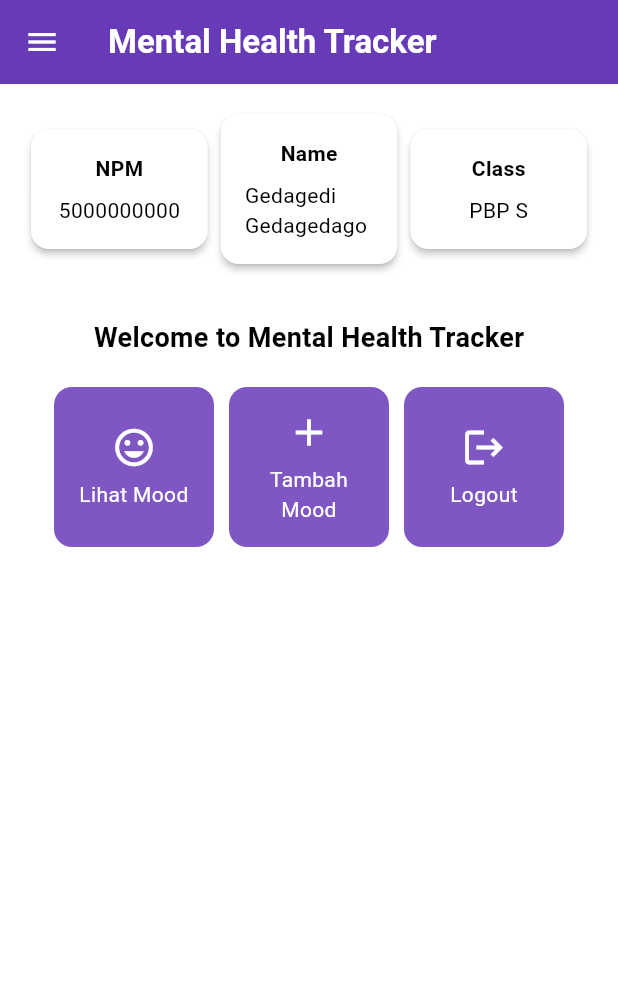
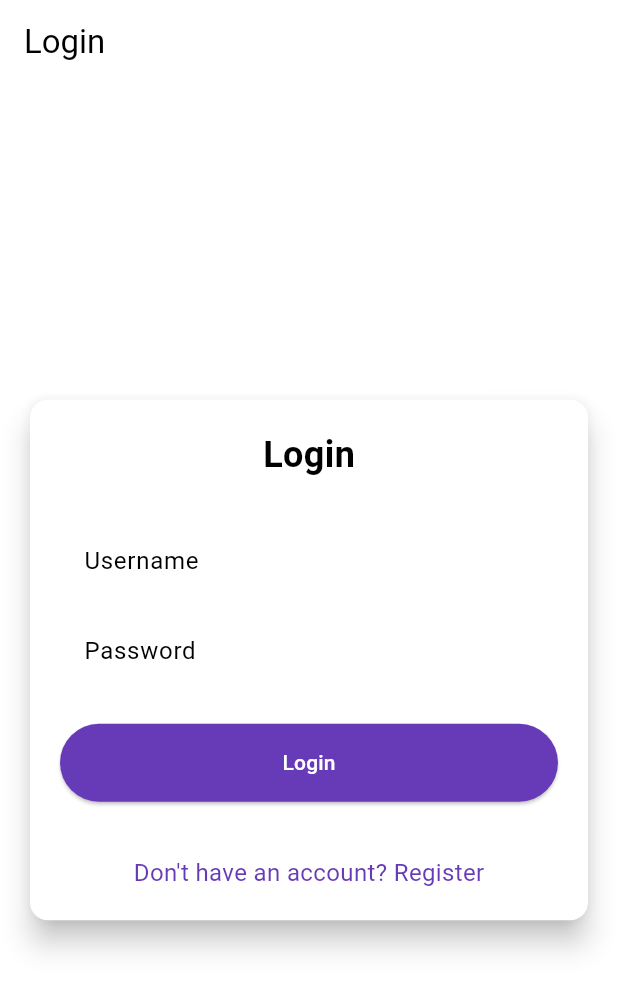
Before and after one commit to sayyidtrq/menta-health-tracker-mobile, a Flutter app: the screen it shows after launch, on a phone screen of 412 x 824 dp. Shown: the top 991 px of the screen. Run offline on Flutter 3.47's test engine with Material 3 defaults, Android fonts, the phone set to English and light mode, and no system bars; missing offline and left inert: pbp_django_auth.

Commit message:
tutorial 8

```diff
--- a/lib/main.dart
+++ b/lib/main.dart
@@ -1,5 +1,8 @@
 import 'package:flutter/material.dart';
-import 'package:mental_health_tracker/menu.dart';
+import 'package:mental_health_tracker/screens/login.dart';
+import 'package:mental_health_tracker/screens/menu.dart';
+import 'package:provider/provider.dart';
+import 'package:pbp_django_auth/pbp_django_auth.dart';
 
 void main() {
   runApp(const MyApp());
@@ -8,33 +11,23 @@ void main() {
 class MyApp extends StatelessWidget {
   const MyApp({super.key});
 
-  // This widget is the root of your application.
   @override
   Widget build(BuildContext context) {
-    return MaterialApp(
-      debugShowCheckedModeBanner: false,
-      title: 'Flutter Demo',
-      theme: ThemeData(
-        // This is the theme of your application.
-        //
-        // TRY THIS: Try running your application with "flutter run". You'll see
-        // the application has a purple toolbar. Then, without quitting the app,
-        // try changing the seedColor in the colorScheme below to Colors.green
-        // and then invoke "hot reload" (save your changes or press the "hot
-        // reload" button in a Flutter-supported IDE, or press "r" if you used
-        // the command line to start the app).
-        //
-        // Notice that the counter didn't reset back to zero; the application
-        // state is not lost during the reload. To reset the state, use hot
-        // restart instead.
-        //
-        // This works for code too, not just values: Most code changes can be
-        // tested with just a hot reload.
-        colorScheme: ColorScheme.fromSwatch(
-          primarySwatch: Colors.deepPurple,
-        ).copyWith(secondary: Colors.deepPurple[400]),
+    return Provider(
+      create: (_) {
+        CookieRequest request = CookieRequest();
+        return request;
+      },
+      child: MaterialApp(
+        title: 'Mental Health Tracker',
+        theme: ThemeData(
+          useMaterial3: true,
+          colorScheme: ColorScheme.fromSwatch(
+            primarySwatch: Colors.deepPurple,
+          ).copyWith(secondary: Colors.deepPurple[400]),
+        ),
+        home: const LoginPage(),
       ),
-      home: MyHomePage(),
     );
   }
 }
--- /dev/null
+++ b/lib/screens/login.dart
@@ -0,0 +1,182 @@
+import 'package:mental_health_tracker/screens/menu.dart';
+import 'package:flutter/material.dart';
+import 'package:pbp_django_auth/pbp_django_auth.dart';
+import 'package:provider/provider.dart';
+import 'package:mental_health_tracker/screens/register.dart';
+
+void main() {
+  runApp(const LoginApp());
+}
+
+class LoginApp extends StatelessWidget {
+  const LoginApp({super.key});
+
+  @override
+  Widget build(BuildContext context) {
+    return MaterialApp(
+      title: 'Login',
+      theme: ThemeData(
+        useMaterial3: true,
+        colorScheme: ColorScheme.fromSwatch(
+          primarySwatch: Colors.deepPurple,
+        ).copyWith(secondary: Colors.deepPurple[400]),
+      ),
+      home: const LoginPage(),
+    );
+  }
+}
+
+class LoginPage extends StatefulWidget {
+  const LoginPage({super.key});
+
+  @override
+  State<LoginPage> createState() => _LoginPageState();
+}
+
+class _LoginPageState extends State<LoginPage> {
+  final TextEditingController _usernameController = TextEditingController();
+  final TextEditingController _passwordController = TextEditingController();
+
+  @override
+  Widget build(BuildContext context) {
+    final request = context.watch<CookieRequest>();
+
+    return Scaffold(
+      appBar: AppBar(
+        title: const Text('Login'),
+      ),
+      body: Center(
+        child: SingleChildScrollView(
+          padding: const EdgeInsets.all(16.0),
+          child: Card(
+            elevation: 8,
+            shape: RoundedRectangleBorder(
+              borderRadius: BorderRadius.circular(12.0),
+            ),
+            child: Padding(
+              padding: const EdgeInsets.all(20.0),
+              child: Column(
+                mainAxisSize: MainAxisSize.min,
+                children: [
+                  const Text(
+                    'Login',
+                    style: TextStyle(
+                      fontSize: 24.0,
+                      fontWeight: FontWeight.bold,
+                    ),
+                  ),
+                  const SizedBox(height: 30.0),
+                  TextField(
+                    controller: _usernameController,
+                    decoration: const InputDecoration(
+                      labelText: 'Username',
+                      hintText: 'Enter your username',
+                      border: OutlineInputBorder(
+                        borderRadius: BorderRadius.all(Radius.circular(12.0)),
+                      ),
+                      contentPadding:
+                          EdgeInsets.symmetric(horizontal: 12.0, vertical: 8.0),
+                    ),
+                  ),
+                  const SizedBox(height: 12.0),
+                  TextField(
+                    controller: _passwordController,
+                    decoration: const InputDecoration(
+                      labelText: 'Password',
+                      hintText: 'Enter your password',
+                      border: OutlineInputBorder(
+                        borderRadius: BorderRadius.all(Radius.circular(12.0)),
+                      ),
+                      contentPadding:
+                          EdgeInsets.symmetric(horizontal: 12.0, vertical: 8.0),
+                    ),
+                    obscureText: true,
+                  ),
+                  const SizedBox(height: 24.0),
+                  ElevatedButton(
+                    onPressed: () async {
+                      String username = _usernameController.text;
+                      String password = _passwordController.text;
+
+                      // Cek kredensial
+                      // TODO: Ganti URL dan jangan lupa tambahkan trailing slash (/) di akhir URL!
+                      // Untuk menyambungkan Android emulator dengan Django pada localhost,
+                      // gunakan URL http://10.0.2.2/
+
+                      final response =
+                          await request.login("http://10.0.2.2/auth/login/", {
+                        'username': username,
+                        'password': password,
+                      });
+
+                      if (request.loggedIn) {
+                        String message = response['message'];
+                        String uname = response['username'];
+                        if (context.mounted) {
+                          Navigator.pushReplacement(
+                            context,
+                            MaterialPageRoute(
+                                builder: (context) => MyHomePage()),
+                          );
+                          ScaffoldMessenger.of(context)
+                            ..hideCurrentSnackBar()
+                            ..showSnackBar(
+                              SnackBar(
+                                  content:
+                                      Text("$message Selamat datang, $uname.")),
+                            );
+                        }
+                      } else {
+                        if (context.mounted) {
+                          showDialog(
+                            context: context,
+                            builder: (context) => AlertDialog(
+                              title: const Text('Login Gagal'),
+                              content: Text(response['message']),
+                              actions: [
+                                TextButton(
+                                  child: const Text('OK'),
+                                  onPressed: () {
+                                    Navigator.pop(context);
+                                  },
+                                ),
+                              ],
+                            ),
+                          );
+                        }
+                      }
+                    },
+                    style: ElevatedButton.styleFrom(
+                      foregroundColor: Colors.white,
+                      minimumSize: Size(double.infinity, 50),
+                      backgroundColor: Theme.of(context).colorScheme.primary,
+                      padding: const EdgeInsets.symmetric(vertical: 16.0),
+                    ),
+                    child: const Text('Login'),
+                  ),
+                  const SizedBox(height: 36.0),
+                  GestureDetector(
+                    onTap: () {
+                      Navigator.push(
+                        context,
+                        MaterialPageRoute(
+                            builder: (context) => const RegisterPage()),
+                      );
+                    },
+                    child: Text(
+                      'Don\'t have an account? Register',
+                      style: TextStyle(
+                        color: Theme.of(context).colorScheme.primary,
+                        fontSize: 16.0,
+                      ),
+                    ),
+                  ),
+                ],
+              ),
+            ),
+          ),
+        ),
+      ),
+    );
+  }
+}
--- a/pubspec.yaml
+++ b/pubspec.yaml
@@ -35,6 +35,9 @@ dependencies:
   # The following adds the Cupertino Icons font to your application.
   # Use with the CupertinoIcons class for iOS style icons.
   cupertino_icons: ^1.0.8
+  provider: ^6.1.2
+  pbp_django_auth: ^0.4.0
+  http: ^1.2.2
 
 dev_dependencies:
   flutter_test:
```
Also changed, not shown: lib/models/mood_entry.dart (added, +64 -0 lines), lib/screens/list_moodentry.dart (added, +90 -0 lines), lib/screens/moodentry_form.dart (renamed from lib/mood_entry.dart, +35 -27 lines), lib/screens/register.dart (added, +166 -0 lines), lib/widgets/left_drawer.dart (+10 -10 lines), lib/widgets/mood_card.dart (+11 -2 lines), lib/screens/menu.dart (line endings or trailing spaces), pubspec.lock, 2 other files.
